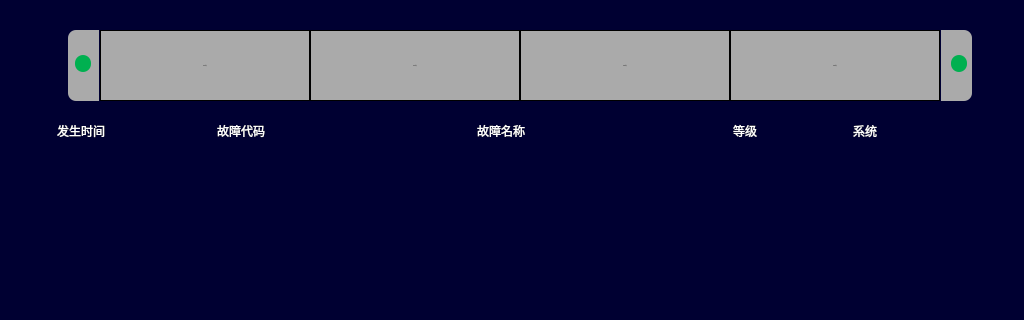
994656234/HHL, file maintaincecurrentfaultpage.ui: the form before one commit; both pictures show x 0 to 1024 and y 0 to 320 of the 1024 by 706 pixel window.
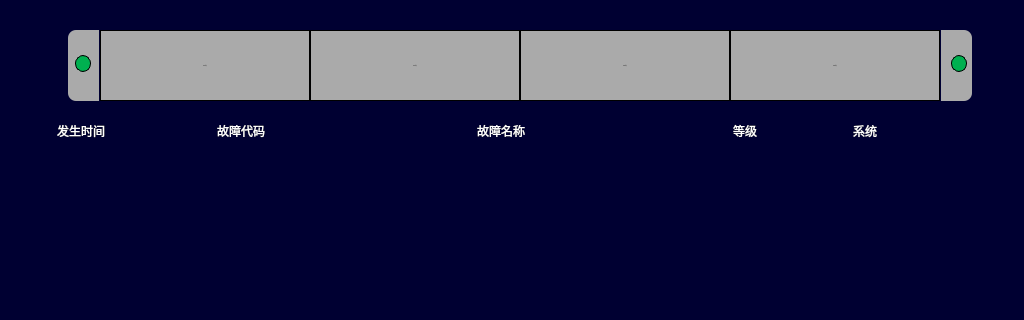
The form after the commit. Icons and pictures are not drawn.

What changed in the file:
```diff
--- a/maintaincecurrentfaultpage.ui
+++ b/maintaincecurrentfaultpage.ui
@@ -1722,7 +1722,9 @@
    </property>
    <property name="styleSheet">
     <string notr="true">background-color: rgb(0, 176, 80);
-border-radius:8px;</string>
+border-radius:8px;
+font:24px,&quot;微软雅黑&quot;;
+border:1px solid black;</string>
    </property>
    <property name="text">
     <string/>
@@ -1739,7 +1741,9 @@
    </property>
    <property name="styleSheet">
     <string notr="true">background-color: rgb(0, 176, 80);
-border-radius:8px;</string>
+border-radius:8px;
+font:24px,&quot;微软雅黑&quot;;
+border:1px solid black;</string>
    </property>
    <property name="text">
     <string/>
```
